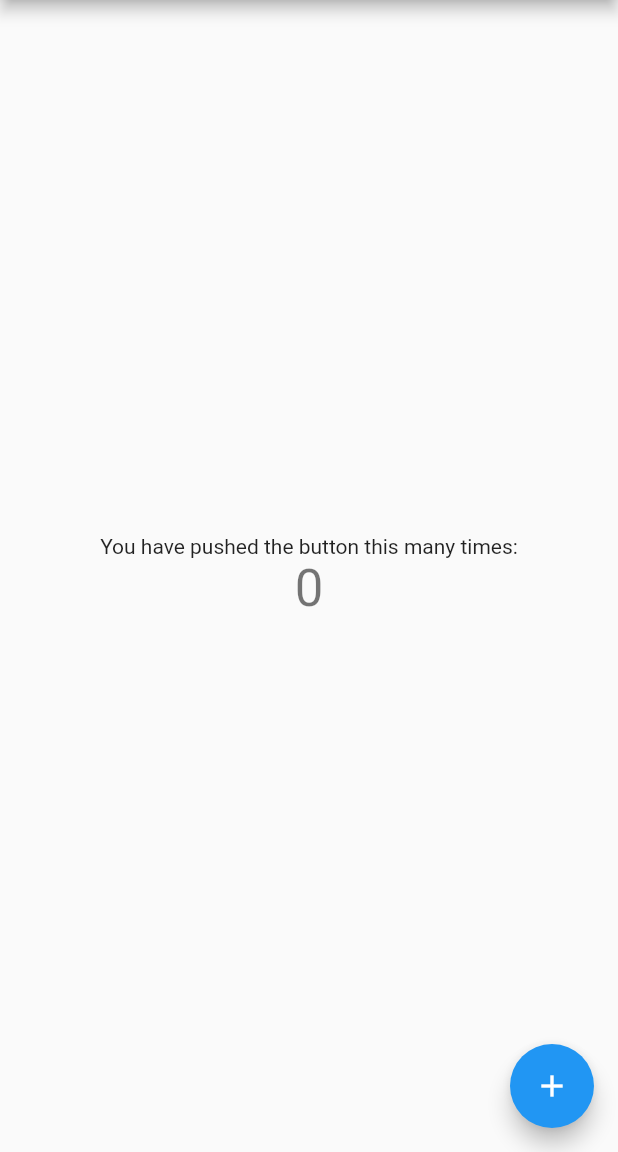
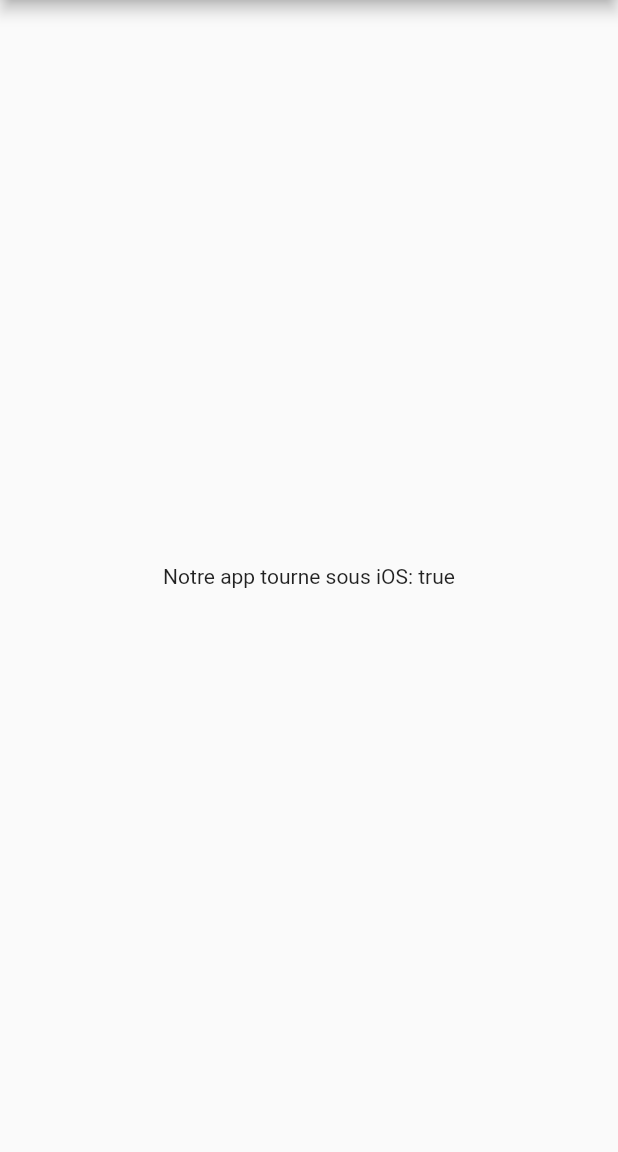
Before and after one commit to gladiator2b/adaptive, a Flutter app: the screen it shows after launch, on a phone screen of 412 x 824 dp, the part 84-1236 px from its top. Run offline on Flutter 3.47's test engine with Material 2 defaults, Android fonts, the phone set to English and light mode, and no system bars.

Commit message:
Check OS version

```diff
--- a/example/lib/main.dart
+++ b/example/lib/main.dart
@@ -1,5 +1,5 @@
 import 'package:flutter/material.dart';
-
+import 'package:adaptive_fab/adaptive_fab.dart';
 void main() {
   runApp(const MyApp());
 }
@@ -13,15 +13,7 @@ class MyApp extends StatelessWidget {
     return MaterialApp(
       title: 'Flutter Demo',
       theme: ThemeData(
-        // This is the theme of your application.
-        //
-        // Try running your application with "flutter run". You'll see the
-        // application has a blue toolbar. Then, without quitting the app, try
-        // changing the primarySwatch below to Colors.green and then invoke
-        // "hot reload" (press "r" in the console where you ran "flutter run",
-        // or simply save your changes to "hot reload" in a Flutter IDE).
-        // Notice that the counter didn't reset back to zero; the application
-        // is not restarted.
+
         primarySwatch: Colors.blue,
       ),
       home: const MyHomePage(title: 'Flutter Demo Home Page'),
@@ -32,15 +24,6 @@ class MyApp extends StatelessWidget {
 class MyHomePage extends StatefulWidget {
   const MyHomePage({Key? key, required this.title}) : super(key: key);
 
-  // This widget is the home page of your application. It is stateful, meaning
-  // that it has a State object (defined below) that contains fields that affect
-  // how it looks.
-
-  // This class is the configuration for the state. It holds the values (in this
-  // case the title) provided by the parent (in this case the App widget) and
-  // used by the build method of the State. Fields in a Widget subclass are
-  // always marked "final".
-
   final String title;
 
   @override
@@ -48,68 +31,30 @@ class MyHomePage extends StatefulWidget {
 }
 
 class _MyHomePageState extends State<MyHomePage> {
-  int _counter = 0;
 
-  void _incrementCounter() {
-    setState(() {
-      // This call to setState tells the Flutter framework that something has
-      // changed in this State, which causes it to rerun the build method below
-      // so that the display can reflect the updated values. If we changed
-      // _counter without calling setState(), then the build method would not be
-      // called again, and so nothing would appear to happen.
-      _counter++;
-    });
-  }
 
   @override
   Widget build(BuildContext context) {
-    // This method is rerun every time setState is called, for instance as done
-    // by the _incrementCounter method above.
-    //
-    // The Flutter framework has been optimized to make rerunning build methods
-    // fast, so that you can just rebuild anything that needs updating rather
-    // than having to individually change instances of widgets.
+
     return Scaffold(
       appBar: AppBar(
-        // Here we take the value from the MyHomePage object that was created by
-        // the App.build method, and use it to set our appbar title.
+
         title: Text(widget.title),
       ),
       body: Center(
-        // Center is a layout widget. It takes a single child and positions it
-        // in the middle of the parent.
+
         child: Column(
-          // Column is also a layout widget. It takes a list of children and
-          // arranges them vertically. By default, it sizes itself to fit its
-          // children horizontally, and tries to be as tall as its parent.
-          //
-          // Invoke "debug painting" (press "p" in the console, choose the
-          // "Toggle Debug Paint" action from the Flutter Inspector in Android
-          // Studio, or the "Toggle Debug Paint" command in Visual Studio Code)
-          // to see the wireframe for each widget.
-          //
-          // Column has various properties to control how it sizes itself and
-          // how it positions its children. Here we use mainAxisAlignment to
-          // center the children vertically; the main axis here is the vertical
-          // axis because Columns are vertical (the cross axis would be
-          // horizontal).
+
           mainAxisAlignment: MainAxisAlignment.center,
           children: <Widget>[
-            const Text(
-              'You have pushed the button this many times:',
+            Text(
+              'Notre app tourne sous iOS: ${Adaptive.isIOS()}',
             ),
-            Text(
-              '$_counter',
-              style: Theme.of(context).textTheme.headline4,
-            ),
+
           ],
         ),
       ),
-      floatingActionButton: FloatingActionButton(
-        onPressed: _incrementCounter,
-        tooltip: 'Increment',
-        child: const Icon(Icons.add),
-      ), // This trailing comma makes auto-formatting nicer for build methods.
+      // This trailing comma makes auto-formatting nicer for build methods.
     );
   }
 }
--- a/lib/adaptive_fab.dart
+++ b/lib/adaptive_fab.dart
@@ -1,7 +1,10 @@
 library adaptive_fab;
+import 'package:flutter/material.dart';
+import 'package:flutter/cupertino.dart';
+import 'dart:io';
 
-/// A Calculator.
-class Calculator {
-  /// Returns [value] plus 1.
-  int addOne(int value) => value + 1;
+class Adaptive {
+  static bool isIOS() =>(!Platform.isIOS);
+
+
 }
```
